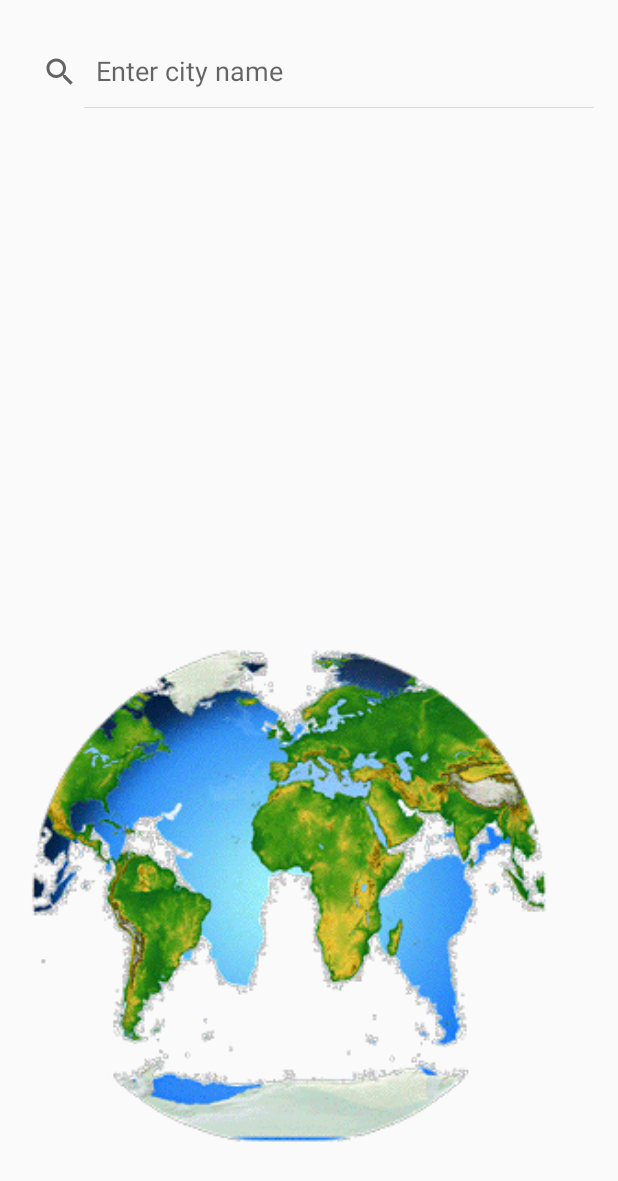
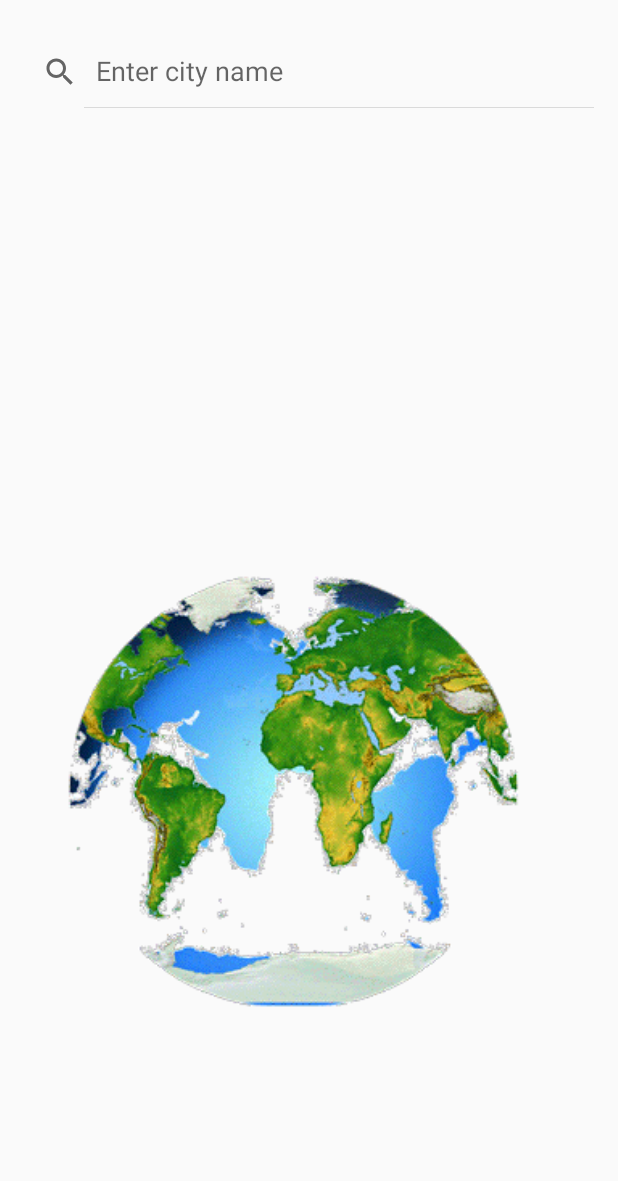
Before and after one commit to SherzodBekQodirov/Weather11, an Android app: the ChangeOrAddCity screen opened directly, with no data from a screen before it, on a phone screen of 412 x 824 dp. Shown: the top 1181 px of the screen. Run offline under Robolectric (Android 15) with nearby library versions, the phone set to English and light mode, and no system bars.

Commit message:
New codes!!!

```diff
--- a/app/src/main/AndroidManifest.xml
+++ b/app/src/main/AndroidManifest.xml
@@ -21,12 +21,7 @@
                 <category android:name="android.intent.category.LAUNCHER" />
             </intent-filter>
         </activity>
-        <activity android:name=".optionsmenuitems.CangeCites">
-            <intent-filter>
-                <action android:name="android.intent.action.ALL_APPS"/>
-                <category android:name="android.intent.category.ALTERNATIVE"/>
-            </intent-filter>
-        </activity>
+        <activity android:name="ru.startandroid.weather.optionsmenuitems.ChangeOrAddCity"/>
     </application>
 
 </manifest>
--- a/app/src/main/java/ru/startandroid/weather/optionsmenuitems/CangeCites.java
+++ b/app/src/main/java/ru/startandroid/weather/optionsmenuitems/ChangeOrAddCity.java
@@ -9,19 +9,21 @@ import android.widget.SearchView;
 
 import ru.startandroid.weather.R;
 
-public class CangeCites extends Activity {
-    String searchView;
-
+public class ChangeOrAddCity extends Activity {
 
     @Override
     protected void onCreate(Bundle savedInstanceState) {
         super.onCreate(savedInstanceState);
         setContentView(R.layout.activity_cange_cites);
-        SearchView searchView = (SearchView) findViewById(R.id.idsearch);
+        final SearchView searchView = (SearchView) findViewById(R.id.idsearch);
         searchView.setOnQueryTextListener(new SearchView.OnQueryTextListener() {
             @Override
             public boolean onQueryTextSubmit(String query) {
-                return false;
+                Intent intent = new Intent();
+                intent.putExtra("name", query);
+                setResult(RESULT_OK, intent);
+                finish();
+                return true;
             }
             @Override
             public boolean onQueryTextChange(String newText) {
@@ -30,9 +32,6 @@ public class CangeCites extends Activity {
 
         });
 
-        Intent intent = new Intent(this, Activity.class);
-        intent.putExtra("searchView", searchView.getQuery());
-        startActivity(intent);
     }
 
 }
--- a/app/src/main/res/layout/activity_cange_cites.xml
+++ b/app/src/main/res/layout/activity_cange_cites.xml
@@ -6,7 +6,11 @@
     android:layout_height="match_parent"
     android:minHeight="0dp"
     android:orientation="vertical"
-    tools:context=".optionsmenuitems.CangeCites">
+    tools:context=".optionsmenuitems.ChangeOrAddCity">
+    <android.support.design.widget.TextInputLayout
+        android:id="@+id/textInputLayout"
+        android:layout_width="match_parent"
+        android:layout_height="wrap_content" >
 
     <SearchView
         android:id="@+id/idsearch"
@@ -19,6 +23,7 @@
         android:layout_marginTop="24dp"
         android:iconifiedByDefault="false"
         android:queryHint="Enter city name"
+        android:inputType="textAutoComplete"
         app:layout_constraintEnd_toEndOf="parent"
         app:layout_constraintStart_toStartOf="parent"
         app:layout_constraintTop_toTopOf="parent">
@@ -26,16 +31,25 @@
         <requestFocus />
 
     </SearchView>
+    </android.support.design.widget.TextInputLayout>
 
     <ImageView
         android:id="@+id/imageView2"
-        android:layout_width="368dp"
-        android:layout_height="383dp"
-        android:layout_marginBottom="32dp"
-        android:layout_marginLeft="8dp"
-        android:layout_marginStart="8dp"
+        android:layout_width="322dp"
+        android:layout_height="339dp"
+        android:layout_marginBottom="56dp"
+        android:layout_marginEnd="8dp"
+        android:layout_marginLeft="28dp"
+        android:layout_marginRight="8dp"
+        android:layout_marginStart="28dp"
+        android:layout_marginTop="8dp"
+        android:contentDescription="TODO"
         android:src="@drawable/original"
         app:layout_constraintBottom_toBottomOf="parent"
-        app:layout_constraintStart_toStartOf="parent" />
+        app:layout_constraintEnd_toEndOf="parent"
+        app:layout_constraintHorizontal_bias="0.115"
+        app:layout_constraintStart_toStartOf="parent"
+        app:layout_constraintTop_toBottomOf="@+id/textInputLayout"
+        app:layout_constraintVertical_bias="0.805" />
 
 </android.support.constraint.ConstraintLayout>
--- a/app/src/main/res/layout/activity_main.xml
+++ b/app/src/main/res/layout/activity_main.xml
@@ -6,9 +6,10 @@
     android:layout_width="match_parent"
     android:layout_height="match_parent"
     android:orientation="horizontal">
+
     <android.support.v4.view.ViewPager
         android:id="@+id/pager"
         android:layout_width="match_parent"
-        android:layout_height="wrap_content"></android.support.v4.view.ViewPager>
+        android:layout_height="wrap_content"/>
 
 </LinearLayout>
--- a/app/src/main/res/values/strings.xml
+++ b/app/src/main/res/values/strings.xml
@@ -10,4 +10,10 @@
 
     <!-- TODO: Remove or change this placeholder text -->
     <string name="hello_blank_fragment">Hello blank fragment</string>
+    <string name="exit">Удалить</string>
+    <string name="save_data">Удалить текущий город?</string>
+    <string name="yes">Да</string>
+    <string name="no">Нет</string>
+    <string name="cancel">Отмена</string>
+    <string name="saved">Сохранено</string>
 </resources>
```
Also changed, not shown: app/build.gradle (+13 -11 lines), app/src/main/java/ru/startandroid/weather/FragmentWeather.java (+179 -46 lines), app/src/main/java/ru/startandroid/weather/MainActivity.java (+70 -19 lines), app/src/main/res/menu/main.xml (+8 -1 lines).
